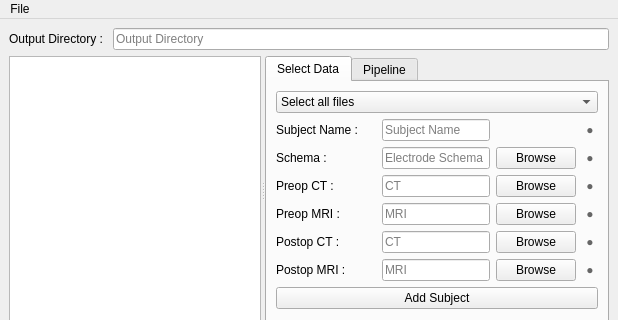
First picture: the form in ciclone/forms/MainWindow.ui, repository NeuroTech-Platform/CiCLONE, before the edit; both pictures show x 0 to 618 and y 0 to 320 of the 618 by 652 pixel window.
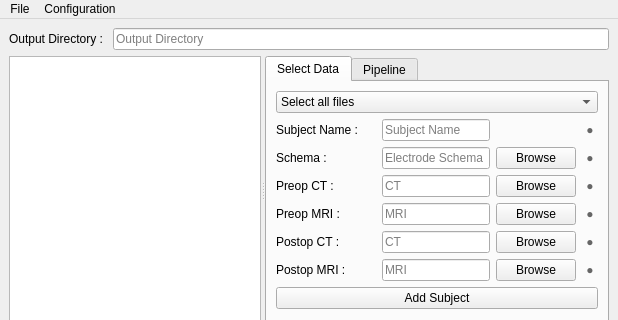
Second picture: the form after the edit.

The edit to the form file:
```diff
--- a/ciclone/forms/MainWindow.ui
+++ b/ciclone/forms/MainWindow.ui
@@ -632,7 +632,14 @@
     <addaction name="actionNew_Output_Directory"/>
     <addaction name="actionOpen_Output_Directory"/>
    </widget>
+   <widget class="QMenu" name="menuConfiguration">
+    <property name="title">
+     <string>Configuration</string>
+    </property>
+    <addaction name="actionManage_Pipelines"/>
+   </widget>
    <addaction name="menuFile"/>
+   <addaction name="menuConfiguration"/>
   </widget>
   <widget class="QStatusBar" name="statusbar"/>
   <action name="actionNew_Output_Directory">
```
Left out of the diff: 11 changed lines with no effect on the pictures.
